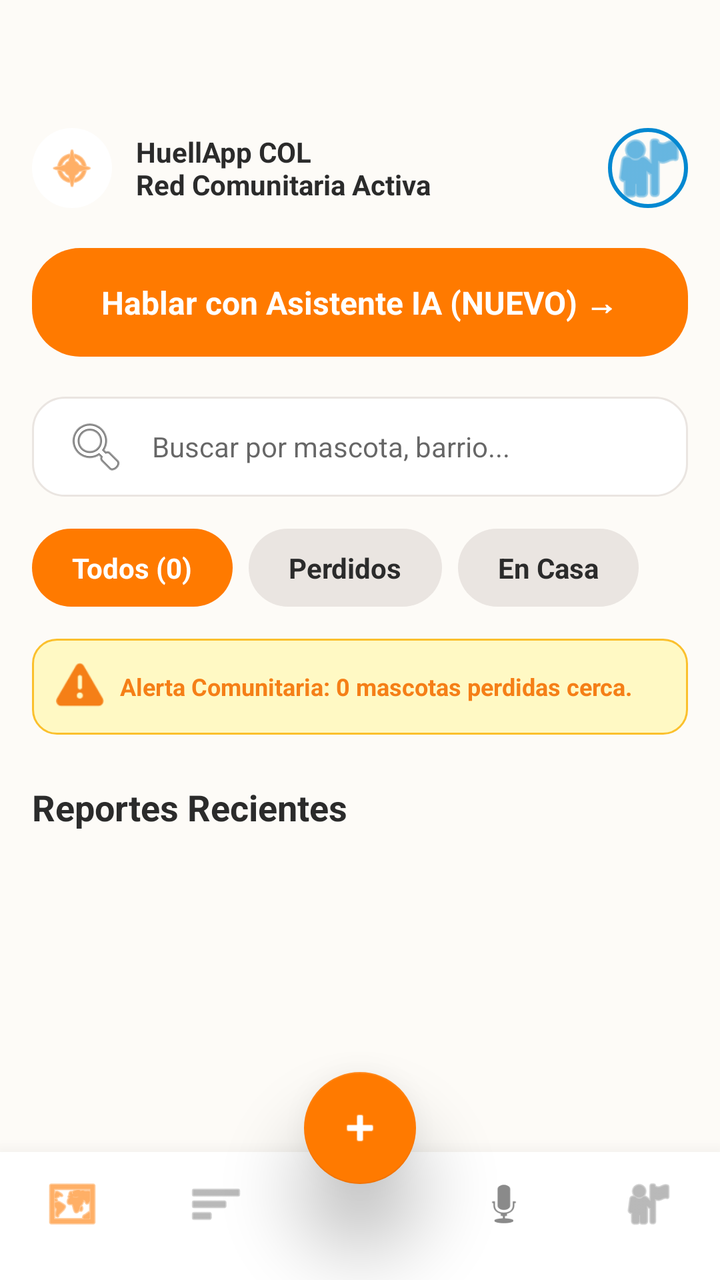
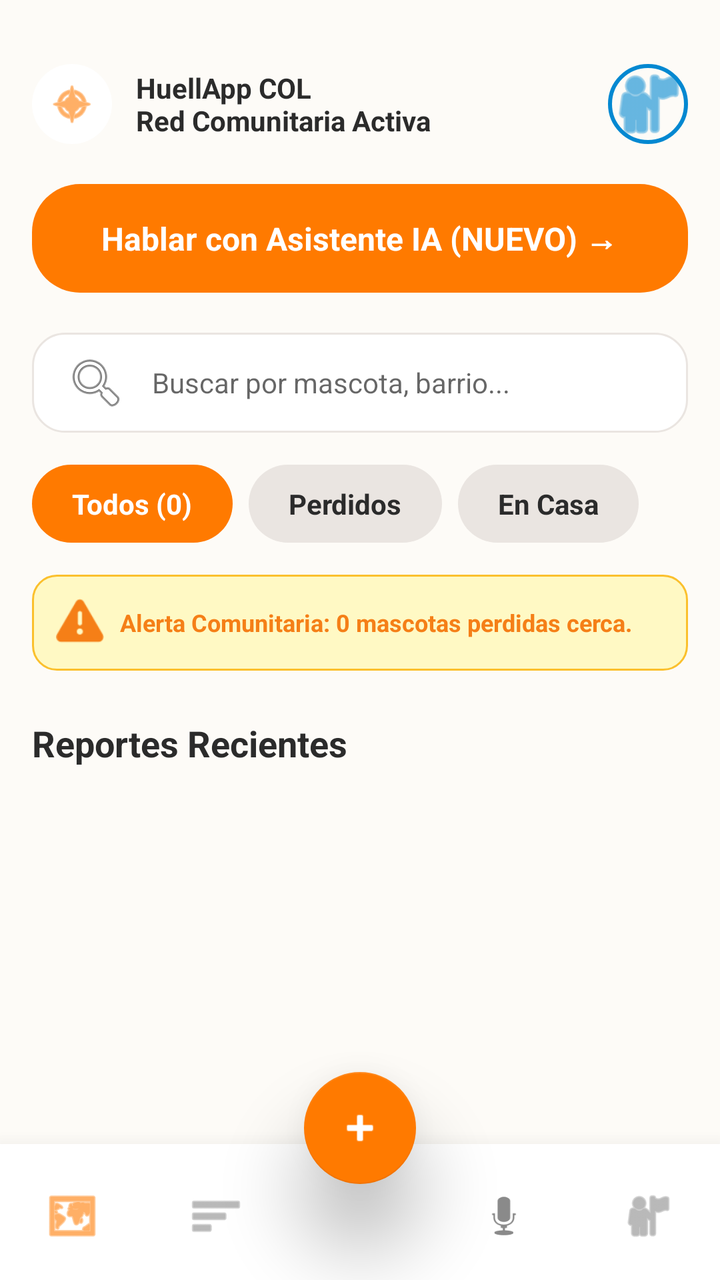

The first picture is an Android layout as it rendered before a commit; the second is the same layout after the commit. The layout source and the unified diff follow.
<!-- AndroidManifest.xml: application theme Theme.HuellaApp -->
<!-- res/layout/activity_main.xml -->
<?xml version="1.0" encoding="utf-8"?>
<androidx.constraintlayout.widget.ConstraintLayout xmlns:android="http://schemas.android.com/apk/res/android"
    xmlns:app="http://schemas.android.com/apk/res-auto"
    xmlns:tools="http://schemas.android.com/tools"
    android:layout_width="match_parent"
    android:layout_height="match_parent"
    android:background="@color/huellapp_background"
    tools:context=".MainActivity">

    
    <androidx.core.widget.NestedScrollView
        android:layout_width="0dp"
        android:layout_height="0dp"
        android:fillViewport="true"
        app:layout_constraintBottom_toTopOf="@id/bottomNavContainer"
        app:layout_constraintEnd_toEndOf="parent"
        app:layout_constraintStart_toStartOf="parent"
        app:layout_constraintTop_toTopOf="parent">

        <androidx.constraintlayout.widget.ConstraintLayout
            android:layout_width="match_parent"
            android:layout_height="wrap_content"
            android:paddingTop="48dp"
            android:paddingBottom="16dp">

            
            <ImageView
                android:id="@+id/ivHeaderLogo"
                android:layout_width="40dp"
                android:layout_height="40dp"
                android:layout_marginStart="16dp"
                android:layout_marginTop="16dp"
                android:background="@drawable/bg_card_rounded"
                android:padding="8dp"
                android:src="@android:drawable/ic_menu_compass"
                app:layout_constraintStart_toStartOf="parent"
                app:layout_constraintTop_toTopOf="parent"
                app:tint="@color/huellapp_primary" />

            
            <TextView
                android:id="@+id/tvHeaderTitle"
                android:layout_width="0dp"
                android:layout_height="wrap_content"
                android:layout_marginStart="12dp"
                android:layout_marginEnd="16dp"
                android:text="HuellApp COL\nRed Comunitaria Activa"
                android:textColor="@color/huellapp_text_dark"
                android:textSize="14sp"
                android:textStyle="bold"
                app:layout_constraintBottom_toBottomOf="@id/ivHeaderLogo"
                app:layout_constraintEnd_toStartOf="@id/ivProfileUser"
                app:layout_constraintStart_toEndOf="@id/ivHeaderLogo"
                app:layout_constraintTop_toTopOf="@id/ivHeaderLogo" />

            
            <ImageView
                android:id="@+id/ivProfileUser"
                android:layout_width="40dp"
                android:layout_height="40dp"
                android:layout_marginTop="16dp"
                android:layout_marginEnd="16dp"
                android:background="@drawable/bg_avatar_verified"
                android:src="@android:drawable/ic_menu_myplaces"
                app:layout_constraintEnd_toEndOf="parent"
                app:layout_constraintTop_toTopOf="parent"
                app:tint="@color/huellapp_blue" />

            
            <LinearLayout
                android:id="@+id/btnAsistenteIAHeader"
                android:layout_width="0dp"
                android:layout_height="wrap_content"
                android:layout_marginStart="16dp"
                android:layout_marginTop="20dp"
                android:layout_marginEnd="16dp"
                android:background="@drawable/bg_button_orange"
                android:gravity="center"
                android:orientation="horizontal"
                android:padding="16dp"
                app:layout_constraintEnd_toEndOf="parent"
                app:layout_constraintStart_toStartOf="parent"
                app:layout_constraintTop_toBottomOf="@id/ivHeaderLogo">

                <TextView
                    android:layout_width="wrap_content"
                    android:layout_height="wrap_content"
                    android:text="Hablar con Asistente IA (NUEVO) →"
                    android:textColor="@color/white"
                    android:textSize="16sp"
                    android:textStyle="bold" />
            </LinearLayout>

            
            <EditText
                android:id="@+id/etBuscar"
                android:layout_width="0dp"
                android:layout_height="50dp"
                android:layout_marginStart="16dp"
                android:layout_marginTop="20dp"
                android:layout_marginEnd="16dp"
                android:background="@drawable/bg_input_rounded"
                android:drawableStart="@android:drawable/ic_menu_search"
                android:drawablePadding="12dp"
                android:hint="Buscar por mascota, barrio..."
                android:inputType="text"
                android:paddingStart="16dp"
                android:paddingEnd="16dp"
                android:textSize="14sp"
                app:layout_constraintEnd_toEndOf="parent"
                app:layout_constraintStart_toStartOf="parent"
                app:layout_constraintTop_toBottomOf="@id/btnAsistenteIAHeader" />

            
            <HorizontalScrollView
                android:id="@+id/hsvFiltros"
                android:layout_width="0dp"
                android:layout_height="wrap_content"
                android:layout_marginStart="16dp"
                android:layout_marginTop="16dp"
                android:layout_marginEnd="16dp"
                android:scrollbars="none"
                app:layout_constraintEnd_toEndOf="parent"
                app:layout_constraintStart_toStartOf="parent"
                app:layout_constraintTop_toBottomOf="@id/etBuscar">

                <LinearLayout
                    android:layout_width="wrap_content"
                    android:layout_height="wrap_content"
                    android:orientation="horizontal">

                    <TextView
                        android:id="@+id/chipTodos"
                        android:layout_width="wrap_content"
                        android:layout_height="wrap_content"
                        android:background="@drawable/bg_chip_selected"
                        android:paddingHorizontal="20dp"
                        android:paddingVertical="10dp"
                        android:text="Todos (0)"
                        android:textColor="@color/white"
                        android:textStyle="bold" />

                    <TextView
                        android:id="@+id/chipPerdidos"
                        android:layout_width="wrap_content"
                        android:layout_height="wrap_content"
                        android:layout_marginStart="8dp"
                        android:background="@drawable/bg_chip_unselected"
                        android:paddingHorizontal="20dp"
                        android:paddingVertical="10dp"
                        android:text="Perdidos"
                        android:textColor="@color/huellapp_text_dark"
                        android:textStyle="bold" />

                    <TextView
                        android:id="@+id/chipEnCasa"
                        android:layout_width="wrap_content"
                        android:layout_height="wrap_content"
                        android:layout_marginStart="8dp"
                        android:background="@drawable/bg_chip_unselected"
                        android:paddingHorizontal="20dp"
                        android:paddingVertical="10dp"
                        android:text="En Casa"
                        android:textColor="@color/huellapp_text_dark"
                        android:textStyle="bold" />
                </LinearLayout>
            </HorizontalScrollView>

            
            <LinearLayout
                android:id="@+id/llAlerta"
                android:layout_width="0dp"
                android:layout_height="wrap_content"
                android:layout_marginStart="16dp"
                android:layout_marginTop="16dp"
                android:layout_marginEnd="16dp"
                android:background="@drawable/bg_alert_yellow"
                android:gravity="center_vertical"
                android:orientation="horizontal"
                android:padding="12dp"
                app:layout_constraintEnd_toEndOf="parent"
                app:layout_constraintStart_toStartOf="parent"
                app:layout_constraintTop_toBottomOf="@id/hsvFiltros">

                <ImageView
                    android:layout_width="24dp"
                    android:layout_height="24dp"
                    android:src="@android:drawable/ic_dialog_alert"
                    app:tint="#F57F17" />

                <TextView
                    android:id="@+id/tvAlertaComunitaria"
                    android:layout_width="wrap_content"
                    android:layout_height="wrap_content"
                    android:layout_marginStart="8dp"
                    android:text="Alerta Comunitaria: 0 mascotas perdidas cerca."
                    android:textColor="#F57F17"
                    android:textSize="12sp"
                    android:textStyle="bold" />
            </LinearLayout>

            
            <TextView
                android:id="@+id/tvReportesRecientes"
                android:layout_width="0dp"
                android:layout_height="wrap_content"
                android:layout_marginStart="16dp"
                android:layout_marginTop="24dp"
                android:layout_marginEnd="16dp"
                android:text="Reportes Recientes"
                android:textColor="@color/huellapp_text_dark"
                android:textSize="18sp"
                android:textStyle="bold"
                app:layout_constraintEnd_toEndOf="parent"
                app:layout_constraintStart_toStartOf="parent"
                app:layout_constraintTop_toBottomOf="@id/llAlerta" />

            
            <ProgressBar
                android:id="@+id/progressBarMascotas"
                android:layout_width="wrap_content"
                android:layout_height="wrap_content"
                android:layout_marginTop="20dp"
                android:visibility="gone"
                app:layout_constraintEnd_toEndOf="parent"
                app:layout_constraintStart_toStartOf="parent"
                app:layout_constraintTop_toBottomOf="@id/tvReportesRecientes" />

            <TextView
                android:id="@+id/tvErrorMascotas"
                android:layout_width="0dp"
                android:layout_height="wrap_content"
                android:layout_marginTop="20dp"
                android:gravity="center"
                android:text="No hay reportes"
                android:visibility="gone"
                app:layout_constraintEnd_toEndOf="parent"
                app:layout_constraintStart_toStartOf="parent"
                app:layout_constraintTop_toBottomOf="@id/tvReportesRecientes" />

            
            <androidx.recyclerview.widget.RecyclerView
                android:id="@+id/rvDashboardMascotas"
                android:layout_width="0dp"
                android:layout_height="wrap_content"
                android:layout_marginStart="8dp"
                android:layout_marginTop="8dp"
                android:layout_marginEnd="8dp"
                android:nestedScrollingEnabled="false"
                app:layout_constraintEnd_toEndOf="parent"
                app:layout_constraintStart_toStartOf="parent"
                app:layout_constraintTop_toBottomOf="@id/tvReportesRecientes"
                tools:itemCount="3"
                tools:listitem="@layout/item_mascota" />

        </androidx.constraintlayout.widget.ConstraintLayout>
    </androidx.core.widget.NestedScrollView>

    
    <LinearLayout
        android:id="@+id/bottomNavContainer"
        android:layout_width="0dp"
        android:layout_height="wrap_content"
        android:paddingBottom="24dp"
        android:paddingTop="12dp"
        android:background="@color/white"
        android:elevation="16dp"
        android:gravity="center_vertical"
        android:orientation="horizontal"
        android:weightSum="5"
        app:layout_constraintBottom_toBottomOf="parent"
        app:layout_constraintEnd_toEndOf="parent"
        app:layout_constraintStart_toStartOf="parent">

        <ImageView
            android:id="@+id/navHome"
            android:layout_width="0dp"
            android:layout_height="28dp"
            android:layout_weight="1"
            android:background="?attr/selectableItemBackgroundBorderless"
            android:src="@android:drawable/ic_menu_mapmode"
            app:tint="@color/huellapp_primary" />

        <ImageView
            android:id="@+id/navDirectorio"
            android:layout_width="0dp"
            android:layout_height="28dp"
            android:layout_weight="1"
            android:background="?attr/selectableItemBackgroundBorderless"
            android:src="@android:drawable/ic_menu_sort_by_size"
            app:tint="@color/huellapp_text_hint" />

        
        <Space
            android:layout_width="0dp"
            android:layout_height="wrap_content"
            android:layout_weight="1" />

        <ImageView
            android:id="@+id/navIA"
            android:layout_width="0dp"
            android:layout_height="28dp"
            android:layout_weight="1"
            android:background="?attr/selectableItemBackgroundBorderless"
            android:src="@android:drawable/ic_btn_speak_now"
            app:tint="@color/huellapp_text_hint" />

        <ImageView
            android:id="@+id/navProfile"
            android:layout_width="0dp"
            android:layout_height="28dp"
            android:layout_weight="1"
            android:background="?attr/selectableItemBackgroundBorderless"
            android:src="@android:drawable/ic_menu_myplaces"
            app:tint="@color/huellapp_text_hint" />
    </LinearLayout>

    
    <com.google.android.material.floatingactionbutton.FloatingActionButton
        android:id="@+id/fabAgregar"
        android:layout_width="wrap_content"
        android:layout_height="wrap_content"
        android:layout_marginBottom="48dp"
        android:src="@android:drawable/ic_input_add"
        app:backgroundTint="@color/huellapp_primary"
        app:elevation="24dp"
        app:layout_constraintBottom_toBottomOf="parent"
        app:layout_constraintEnd_toEndOf="parent"
        app:layout_constraintStart_toStartOf="parent"
        app:tint="@color/white" />

</androidx.constraintlayout.widget.ConstraintLayout>
<!-- res/layout/item_mascota.xml (included above) -->
<?xml version="1.0" encoding="utf-8"?>
<androidx.constraintlayout.widget.ConstraintLayout xmlns:android="http://schemas.android.com/apk/res/android"
    xmlns:app="http://schemas.android.com/apk/res-auto"
    android:layout_width="match_parent"
    android:layout_height="wrap_content"
    android:layout_margin="8dp"
    android:background="@drawable/bg_card_rounded"
    android:elevation="3dp"
    android:padding="12dp">

    
    <androidx.cardview.widget.CardView
        android:id="@+id/cvFoto"
        android:layout_width="80dp"
        android:layout_height="80dp"
        app:cardCornerRadius="12dp"
        app:cardElevation="0dp"
        app:layout_constraintBottom_toBottomOf="parent"
        app:layout_constraintStart_toStartOf="parent"
        app:layout_constraintTop_toTopOf="parent">

        <ImageView
            android:id="@+id/ivMascota"
            android:layout_width="match_parent"
            android:layout_height="match_parent"
            android:scaleType="centerCrop"
            android:src="@android:drawable/ic_menu_gallery"
            android:background="#EAE5E1" />

        
        <TextView
            android:id="@+id/tvTiempo"
            android:layout_width="match_parent"
            android:layout_height="wrap_content"
            android:layout_gravity="bottom"
            android:background="#99000000"
            android:gravity="center"
            android:text="Hace 2h"
            android:textColor="@color/white"
            android:textSize="10sp"
            android:textStyle="bold" />
    </androidx.cardview.widget.CardView>

    
    <TextView
        android:id="@+id/tvEstado"
        android:layout_width="wrap_content"
        android:layout_height="wrap_content"
        android:layout_marginStart="12dp"
        android:background="@drawable/bg_badge_perdido"
        android:text="• PERDIDO"
        android:textColor="@color/huellapp_red"
        android:textSize="10sp"
        android:textStyle="bold"
        app:layout_constraintStart_toEndOf="@id/cvFoto"
        app:layout_constraintTop_toTopOf="@id/cvFoto" />

    
    <TextView
        android:id="@+id/tvNombreMascota"
        android:layout_width="0dp"
        android:layout_height="wrap_content"
        android:layout_marginStart="12dp"
        android:layout_marginTop="4dp"
        android:layout_marginEnd="8dp"
        android:text="Rocky"
        android:textColor="@color/huellapp_text_dark"
        android:textSize="18sp"
        android:textStyle="bold"
        app:layout_constraintEnd_toStartOf="@id/btnGo"
        app:layout_constraintStart_toEndOf="@id/cvFoto"
        app:layout_constraintTop_toBottomOf="@id/tvEstado" />

    
    <TextView
        android:id="@+id/tvEspecieMascota"
        android:layout_width="0dp"
        android:layout_height="wrap_content"
        android:layout_marginStart="12dp"
        android:layout_marginEnd="8dp"
        android:text="Perro • Golden Retriever"
        android:textColor="@color/huellapp_text_hint"
        android:textSize="13sp"
        app:layout_constraintEnd_toStartOf="@id/btnGo"
        app:layout_constraintStart_toEndOf="@id/cvFoto"
        app:layout_constraintTop_toBottomOf="@id/tvNombreMascota" />

    
    <TextView
        android:id="@+id/tvUbicacionMascota"
        android:layout_width="0dp"
        android:layout_height="wrap_content"
        android:layout_marginStart="12dp"
        android:layout_marginTop="4dp"
        android:layout_marginEnd="8dp"
        android:text="Chapinero, Bogotá"
        android:textColor="@color/huellapp_text_hint"
        android:textSize="12sp"
        android:textStyle="bold"
        app:drawableStartCompat="@android:drawable/ic_menu_mylocation"
        app:drawableTint="@color/huellapp_primary"
        android:drawablePadding="4dp"
        app:layout_constraintEnd_toStartOf="@id/btnGo"
        app:layout_constraintStart_toEndOf="@id/cvFoto"
        app:layout_constraintTop_toBottomOf="@id/tvEspecieMascota" />

    
    <ImageView
        android:id="@+id/btnGo"
        android:layout_width="32dp"
        android:layout_height="32dp"
        android:background="@drawable/bg_avatar_verified"
        android:padding="6dp"
        android:src="@android:drawable/ic_media_play"
        app:tint="@color/huellapp_primary"
        app:layout_constraintBottom_toBottomOf="parent"
        app:layout_constraintEnd_toEndOf="parent"
        app:layout_constraintTop_toTopOf="parent" />

</androidx.constraintlayout.widget.ConstraintLayout>
<!-- resources referenced by this layout -->
<resources>
  <color name="huellapp_background">#FDFBF7</color>
  <color name="huellapp_blue">#0288D1</color>
  <color name="huellapp_primary">#FF7A00</color>
  <color name="huellapp_red">#F44336</color>
  <color name="huellapp_text_dark">#2B2B2B</color>
  <color name="huellapp_text_hint">#8A8A8A</color>
  <color name="white">#FFFFFFFF</color>
  <!-- drawable bg_alert_yellow (drawable) -->
  <?xml version="1.0" encoding="utf-8"?>
  <shape xmlns:android="http://schemas.android.com/apk/res/android" android:shape="rectangle">
      <solid android:color="#FFF9C4"/> 
      <stroke android:width="1dp" android:color="#FBC02D"/> 
      <corners android:radius="12dp"/>
  </shape>
  <!-- drawable bg_avatar_verified (drawable) -->
  <?xml version="1.0" encoding="utf-8"?>
  <shape xmlns:android="http://schemas.android.com/apk/res/android"
      android:shape="oval">
  
      
      <solid android:color="@android:color/transparent" />
  
      
      <stroke android:width="2dp" android:color="@color/huellapp_blue" />
  
  </shape>
  <!-- drawable bg_badge_perdido (drawable) -->
  <?xml version="1.0" encoding="utf-8"?>
  <shape xmlns:android="http://schemas.android.com/apk/res/android" android:shape="rectangle">
      <solid android:color="#33F44336"/> 
      <corners android:radius="12dp"/>
      <padding android:left="8dp" android:right="8dp" android:top="4dp" android:bottom="4dp"/>
  </shape>
  <!-- drawable bg_button_orange (drawable) -->
  <?xml version="1.0" encoding="utf-8"?>
  <ripple xmlns:android="http://schemas.android.com/apk/res/android"
      android:color="@color/huellapp_primary_dark">
  
      
      <item>
          <shape android:shape="rectangle">
              <solid android:color="@color/huellapp_primary"/>
              <corners android:radius="24dp"/>
          </shape>
      </item>
  </ripple>
  <!-- drawable bg_card_rounded (drawable) -->
  <?xml version="1.0" encoding="utf-8"?>
  <shape xmlns:android="http://schemas.android.com/apk/res/android"
      android:shape="rectangle">
  
      
      <solid android:color="@color/huellapp_card_bg" />
  
      
      <corners android:radius="28dp" />
  
      
  </shape>
  <!-- drawable bg_chip_selected (drawable) -->
  <?xml version="1.0" encoding="utf-8"?>
  <shape xmlns:android="http://schemas.android.com/apk/res/android" android:shape="rectangle">
      <solid android:color="@color/huellapp_primary"/>
      <corners android:radius="20dp"/>
  </shape>
  <!-- drawable bg_chip_unselected (drawable) -->
  <?xml version="1.0" encoding="utf-8"?>
  <shape xmlns:android="http://schemas.android.com/apk/res/android" android:shape="rectangle">
      <solid android:color="#EAE5E1"/>
      <corners android:radius="20dp"/>
  </shape>
  <style name="Theme.HuellaApp" parent="Base.Theme.HuellaApp" />
  <color name="huellapp_primary_dark">#E65100</color>
  <color name="huellapp_card_bg">#FFFFFF</color>
  <color name="huellapp_border">#EAE5E1</color>
  <style name="Base.Theme.HuellaApp" parent="Theme.MaterialComponents.DayNight.NoActionBar">
          
          <item name="colorPrimary">@color/huellapp_primary</item>
          <item name="colorPrimaryVariant">@color/huellapp_primary_dark</item>
          <item name="colorOnPrimary">@color/white</item>
  
          
          <item name="android:windowBackground">@color/huellapp_background</item>
          <item name="colorSurface">@color/huellapp_card_bg</item>
      </style>
  <!-- unchanged entries left out for length: 1 -->
</resources>

<!-- the commit's change to res/layout/activity_main.xml (unified diff, before → after) -->
@@ -20,7 +20,7 @@
         <androidx.constraintlayout.widget.ConstraintLayout
             android:layout_width="match_parent"
             android:layout_height="wrap_content"
-            android:paddingTop="48dp"
+            android:paddingTop="16dp"
             android:paddingBottom="16dp">
 
             
@@ -190,7 +190,7 @@
 
                 <TextView
                     android:id="@+id/tvAlertaComunitaria"
-                    android:layout_width="wrap_content"
+                    android:layout_width="0dp" android:layout_weight="1"
                     android:layout_height="wrap_content"
                     android:layout_marginStart="8dp"
                     android:text="Alerta Comunitaria: 0 mascotas perdidas cerca."
@@ -261,7 +261,7 @@
         android:id="@+id/bottomNavContainer"
         android:layout_width="0dp"
         android:layout_height="wrap_content"
-        android:paddingBottom="24dp"
+        android:paddingBottom="8dp"
         android:paddingTop="12dp"
         android:background="@color/white"
         android:elevation="16dp"
@@ -275,7 +275,8 @@
         <ImageView
             android:id="@+id/navHome"
             android:layout_width="0dp"
-            android:layout_height="28dp"
+            android:layout_height="48dp"
+            android:padding="10dp"
             android:layout_weight="1"
             android:background="?attr/selectableItemBackgroundBorderless"
             android:src="@android:drawable/ic_menu_mapmode"
@@ -284,7 +285,8 @@
         <ImageView
             android:id="@+id/navDirectorio"
             android:layout_width="0dp"
-            android:layout_height="28dp"
+            android:layout_height="48dp"
+            android:padding="10dp"
             android:layout_weight="1"
             android:background="?attr/selectableItemBackgroundBorderless"
             android:src="@android:drawable/ic_menu_sort_by_size"
@@ -299,7 +301,8 @@
         <ImageView
             android:id="@+id/navIA"
             android:layout_width="0dp"
-            android:layout_height="28dp"
+            android:layout_height="48dp"
+            android:padding="10dp"
             android:layout_weight="1"
             android:background="?attr/selectableItemBackgroundBorderless"
             android:src="@android:drawable/ic_btn_speak_now"
@@ -308,7 +311,8 @@
         <ImageView
             android:id="@+id/navProfile"
             android:layout_width="0dp"
-            android:layout_height="28dp"
+            android:layout_height="48dp"
+            android:padding="10dp"
             android:layout_weight="1"
             android:background="?attr/selectableItemBackgroundBorderless"
             android:src="@android:drawable/ic_menu_myplaces"
